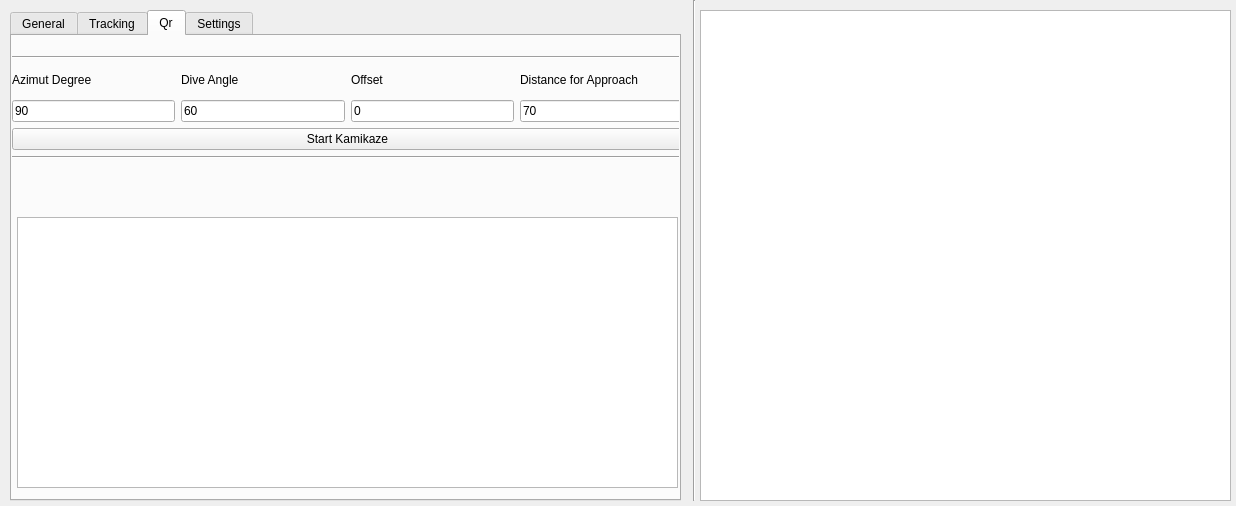
This is template_gui_package/include/template_gui_package/savasan_gui.ui in Anatolia-Aero-Design/savasan as Qt 5 draws it before an edit. The edited form follows.
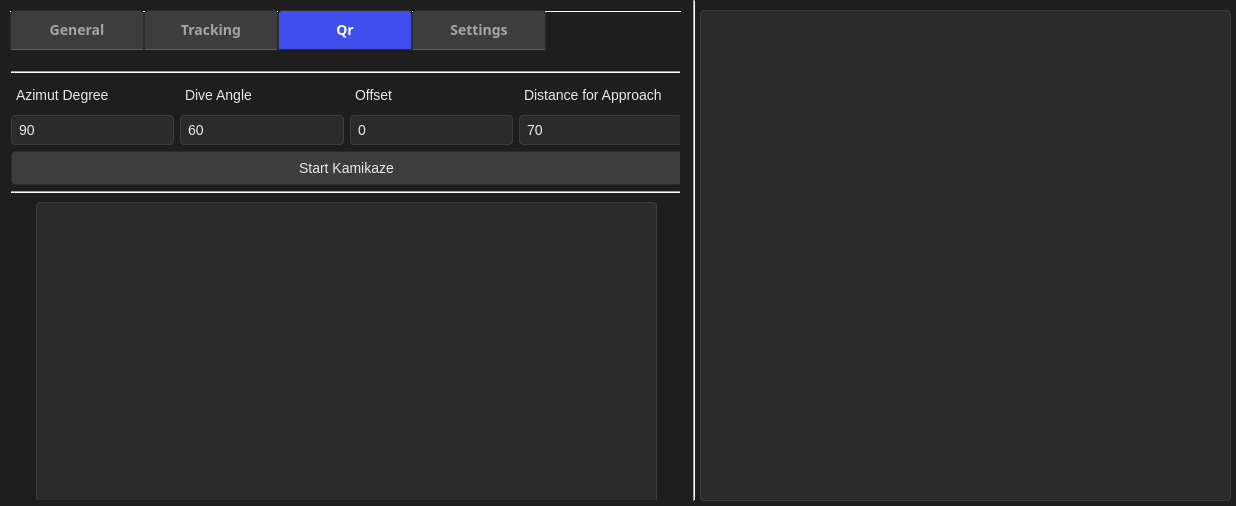
This is the edited form. The open tabs and pages were chosen to show the change. Icons and pictures are not drawn.

Patch:
```diff
--- a/template_gui_package/include/template_gui_package/savasan_gui.ui
+++ b/template_gui_package/include/template_gui_package/savasan_gui.ui
@@ -10,9 +10,118 @@
     <height>506</height>
    </rect>
   </property>
+  <property name="palette">
+   <palette>
+    <active>
+     <colorrole role="Button">
+      <brush brushstyle="SolidPattern">
+       <color alpha="255">
+        <red>30</red>
+        <green>30</green>
+        <blue>30</blue>
+       </color>
+      </brush>
+     </colorrole>
+     <colorrole role="Base">
+      <brush brushstyle="SolidPattern">
+       <color alpha="255">
+        <red>30</red>
+        <green>30</green>
+        <blue>30</blue>
+       </color>
+      </brush>
+     </colorrole>
+     <colorrole role="Window">
+      <brush brushstyle="SolidPattern">
+       <color alpha="255">
+        <red>30</red>
+        <green>30</green>
+        <blue>30</blue>
+       </color>
+      </brush>
+     </colorrole>
+    </active>
+    <inactive>
+     <colorrole role="Button">
+      <brush brushstyle="SolidPattern">
+       <color alpha="255">
+        <red>30</red>
+        <green>30</green>
+        <blue>30</blue>
+       </color>
+      </brush>
+     </colorrole>
+     <colorrole role="Base">
+      <brush brushstyle="SolidPattern">
+       <color alpha="255">
+        <red>30</red>
+        <green>30</green>
+        <blue>30</blue>
+       </color>
+      </brush>
+     </colorrole>
+     <colorrole role="Window">
+      <brush brushstyle="SolidPattern">
+       <color alpha="255">
+        <red>30</red>
+        <green>30</green>
+        <blue>30</blue>
+       </color>
+      </brush>
+     </colorrole>
+    </inactive>
+    <disabled>
+     <colorrole role="Button">
+      <brush brushstyle="SolidPattern">
+       <color alpha="255">
+        <red>30</red>
+        <green>30</green>
+        <blue>30</blue>
+       </color>
+      </brush>
+     </colorrole>
+     <colorrole role="Base">
+      <brush brushstyle="SolidPattern">
+       <color alpha="255">
+        <red>30</red>
+        <green>30</green>
+        <blue>30</blue>
+       </color>
+      </brush>
+     </colorrole>
+     <colorrole role="Window">
+      <brush brushstyle="SolidPattern">
+       <color alpha="255">
+        <red>30</red>
+        <green>30</green>
+        <blue>30</blue>
+       </color>
+      </brush>
+     </colorrole>
+    </disabled>
+   </palette>
+  </property>
+  <property name="font">
+   <font>
+    <family>Droid Sans Fallback</family>
+    <weight>75</weight>
+    <bold>true</bold>
+   </font>
+  </property>
   <property name="windowTitle">
    <string>Form</string>
   </property>
+  <property name="styleSheet">
+   <string notr="true">border-color: rgb(44, 44, 44);
+background-color: rgb(30, 30, 30);
+
+QTextBrowser{
+background-color: rgb(10, 132, 255);
+border-color: rgb(44, 44, 44);
+border-radius: 10px; /* Adjust the radius to your preference */
+border: 1px solid #333333; /* Optional: Add a border with a color */
+padding: 5px; /* Optional: Add padding for a cleaner look */}</string>
+  </property>
   <widget class="QTabWidget" name="tabWidget">
    <property name="geometry">
     <rect>
@@ -22,11 +131,290 @@
      <height>491</height>
     </rect>
    </property>
+   <property name="palette">
+    <palette>
+     <active>
+      <colorrole role="WindowText">
+       <brush brushstyle="SolidPattern">
+        <color alpha="255">
+         <red>234</red>
+         <green>234</green>
+         <blue>234</blue>
+        </color>
+       </brush>
+      </colorrole>
+      <colorrole role="Button">
+       <brush brushstyle="SolidPattern">
+        <color alpha="255">
+         <red>30</red>
+         <green>30</green>
+         <blue>30</blue>
+        </color>
+       </brush>
+      </colorrole>
+      <colorrole role="Text">
+       <brush brushstyle="SolidPattern">
+        <color alpha="255">
+         <red>234</red>
+         <green>234</green>
+         <blue>234</blue>
+        </color>
+       </brush>
+      </colorrole>
+      <colorrole role="ButtonText">
+       <brush brushstyle="SolidPattern">
+        <color alpha="255">
+         <red>234</red>
+         <green>234</green>
+         <blue>234</blue>
+        </color>
+       </brush>
+      </colorrole>
+      <colorrole role="Base">
+       <brush brushstyle="SolidPattern">
+        <color alpha="255">
+         <red>30</red>
+         <green>30</green>
+         <blue>30</blue>
+        </color>
+       </brush>
+      </colorrole>
+      <colorrole role="Window">
+       <brush brushstyle="SolidPattern">
+        <color alpha="255">
+         <red>30</red>
+         <green>30</green>
+         <blue>30</blue>
+        </color>
+       </brush>
+      </colorrole>
+      <colorrole role="PlaceholderText">
+       <brush brushstyle="NoBrush">
+        <color alpha="128">
+         <red>0</red>
+         <green>0</green>
+         <blue>0</blue>
+        </color>
+       </brush>
+      </colorrole>
+     </active>
+     <inactive>
+      <colorrole role="WindowText">
+       <brush brushstyle="SolidPattern">
+        <color alpha="255">
+         <red>234</red>
+         <green>234</green>
+         <blue>234</blue>
+        </color>
+       </brush>
+      </colorrole>
+      <colorrole role="Button">
+       <brush brushstyle="SolidPattern">
+        <color alpha="255">
+         <red>30</red>
+         <green>30</green>
+         <blue>30</blue>
+        </color>
+       </brush>
+      </colorrole>
+      <colorrole role="Text">
+       <brush brushstyle="SolidPattern">
+        <color alpha="255">
+         <red>234</red>
+         <green>234</green>
+         <blue>234</blue>
+        </color>
+       </brush>
+      </colorrole>
+      <colorrole role="ButtonText">
+       <brush brushstyle="SolidPattern">
+        <color alpha="255">
+         <red>234</red>
+         <green>234</green>
+         <blue>234</blue>
+        </color>
+       </brush>
+      </colorrole>
+      <colorrole role="Base">
+       <brush brushstyle="SolidPattern">
+        <color alpha="255">
+         <red>30</red>
+         <green>30</green>
+         <blue>30</blue>
+        </color>
+       </brush>
+      </colorrole>
+      <colorrole role="Window">
+       <brush brushstyle="SolidPattern">
+        <color alpha="255">
+         <red>30</red>
+         <green>30</green>
+         <blue>30</blue>
+        </color>
+       </brush>
+      </colorrole>
+      <colorrole role="PlaceholderText">
+       <brush brushstyle="NoBrush">
+        <color alpha="128">
+         <red>234</red>
+         <green>234</green>
+         <blue>234</blue>
+        </color>
+       </brush>
+      </colorrole>
+     </inactive>
+     <disabled>
+      <colorrole role="WindowText">
+       <brush brushstyle="SolidPattern">
+        <color alpha="255">
+         <red>234</red>
+         <green>234</green>
+         <blue>234</blue>
+        </color>
+       </brush>
+      </colorrole>
+      <colorrole role="Button">
+       <brush brushstyle="SolidPattern">
+        <color alpha="255">
+         <red>30</red>
+         <green>30</green>
+         <blue>30</blue>
+        </color>
+       </brush>
+      </colorrole>
+      <colorrole role="Text">
+       <brush brushstyle="SolidPattern">
+        <color alpha="255">
+         <red>234</red>
+         <green>234</green>
+         <blue>234</blue>
+        </color>
+       </brush>
+      </colorrole>
+      <colorrole role="ButtonText">
+       <brush brushstyle="SolidPattern">
+        <color alpha="255">
+         <red>234</red>
+         <green>234</green>
+         <blue>234</blue>
+        </color>
+       </brush>
+      </colorrole>
+      <colorrole role="Base">
+       <brush brushstyle="SolidPattern">
+        <color alpha="255">
+         <red>30</red>
+         <green>30</green>
+         <blue>30</blue>
+        </color>
+       </brush>
+      </colorrole>
+      <colorrole role="Window">
+       <brush brushstyle="SolidPattern">
+        <color alpha="255">
+         <red>30</red>
+         <green>30</green>
+         <blue>30</blue>
+        </color>
+       </brush>
+      </colorrole>
+      <colorrole role="PlaceholderText">
+       <brush brushstyle="NoBrush">
+        <color alpha="128">
+         <red>0</red>
+         <green>0</green>
+         <blue>0</blue>
+        </color>
+       </brush>
+      </colorrole>
+     </disabled>
+    </palette>
+   </property>
+   <property name="font">
+    <font>
+     <family>Droid Sans Fallback</family>
+     <pointsize>11</pointsize>
+     <weight>75</weight>
+     <italic>false</italic>
+     <bold>true</bold>
+    </font>
+   </property>
    <property name="whatsThis">
     <string>&lt;html&gt;&lt;head/&gt;&lt;body&gt;&lt;p&gt;Tracking&lt;/p&gt;&lt;/body&gt;&lt;/html&gt;</string>
    </property>
+   <property name="autoFillBackground">
+    <bool>false</bool>
+   </property>
+   <property name="styleSheet">
+    <string notr="true">/* General QTabWidget Styles */
+QTabWidget::pane {
+    border: 1px solid #3D3D3D;   /* Subtle border around the tab pane */
+    background-color: #2B2B2B;   /* Dark background for the tab content area */
+}
+
+/* Tab Bar (where the tabs themselves sit) */
+QTabBar::tab {
+    background-color: #3D3D3D;   /* Dark grey background for inactive tabs */
+    color: #A6A6A6;              /* Muted grey text for inactive tabs */
+    padding: 8px 16px;           /* Padding for a modern, spacious look */
+    border: 1px solid #2C2C2C;   /* Subtle border around tabs */
+    border-bottom-color: #404EED;/* Bottom border to highlight selected tab */
+    border-top-left-radius: 4px; /* Slight rounding for a modern feel */
+    border-top-right-radius: 4px;/* Slight rounding for a modern feel */
+    min-width: 100px;            /* Minimum width for uniform tabs */
+    font-size: 14px;             /* Font size for the tab text */
+    transition: background-color 0.2s ease, color 0.2s ease;
+}
+
+/* Hover Effect on Tabs */
+QTabBar::tab:hover {
+    background-color: #505050;   /* Slightly lighter grey when hovered */
+    color: #EAEAEA;              /* Light grey text for hovered tabs */
+}
+
+/* Active (Selected) Tab */
+QTabBar::tab:selected {
+    background-color: #404EED;   /* Deep purple-blue for the active tab */
+    color: #FFFFFF;              /* White text for active tab */
+    border-bottom-color: #2B2B2B;/* Remove bottom border for active tab */
+}
+
+/* Disabled Tabs */
+QTabBar::tab:disabled {
+    background-color: #2C2C2C;   /* Darker grey for disabled tabs */
+    color: #666666;              /* Muted text for disabled tabs */
+}
+
+/* Tab Bar Area */
+QTabBar {
+    background-color: #1E1E1E;   /* Dark background for the tab bar itself */
+    border: none;                /* No border for a clean look */
+}
+</string>
+   </property>
+   <property name="tabPosition">
+    <enum>QTabWidget::North</enum>
+   </property>
+   <property name="tabShape">
+    <enum>QTabWidget::Rounded</enum>
+   </property>
    <property name="currentIndex">
-    <number>1</number>
+    <number>2</number>
+   </property>
+   <property name="elideMode">
+    <enum>Qt::ElideNone</enum>
+   </property>
+   <property name="usesScrollButtons">
+    <bool>true</bool>
+   </property>
+   <property name="documentMode">
+    <bool>true</bool>
+   </property>
+   <property name="tabsClosable">
+    <bool>false</bool>
+   </property>
+   <property name="tabBarAutoHide">
+    <bool>false</bool>
    </property>
    <widget class="QWidget" name="tab">
     <attribute name="title">
@@ -259,7 +647,7 @@
        <x>0</x>
        <y>20</y>
        <width>671</width>
-       <height>103</height>
+       <height>123</height>
       </rect>
      </property>
      <layout class="QVBoxLayout" name="verticalLayout_3">
@@ -274,6 +662,42 @@
        <layout class="QHBoxLayout" name="horizontalLayout_2">
         <item>
          <widget class="QLabel" name="label_3">
+          <property name="styleSheet">
+           <string notr="true">/* General QLabel Styles */
+QLabel {
+    color: #EAEAEA;              /* Light grey text for readability */
+    background-color: transparent; /* Keep QLabel background transparent */
+    font-size: 14px;             /* Adjust font size as needed */
+    padding: 2px;                /* Minimal padding for spacing */
+}
+
+/* QLabel with Bold Text (e.g., for headings or important labels) */
+QLabel#boldLabel {
+    color: #EAEAEA;              /* Light grey text */
+    font-weight: bold;           /* Bold text for emphasis */
+    font-size: 16px;             /* Slightly larger font size */
+}
+
+/* QLabel for Subtle Text (e.g., for less important information) */
+QLabel#subtleLabel {
+    color: #A6A6A6;              /* Muted grey text for subtle labels */
+    font-size: 13px;             /* Slightly smaller font size */
+}
+
+/* QLabel with Error/Warning Text */
+QLabel#errorLabel {
+    color: #FF453A;              /* Muted red for error or warning messages */
+    font-weight: bold;           /* Bold for visibility */
+    font-size: 14px;             /* Standard size */
+}
+
+/* QLabel with Accent Color (optional for specific labels) */
+QLabel#accentLabel {
+    color: #5865F2;              /* Muted indigo accent text */
+    font-weight: bold;           /* Bold for emphasis */
+}
+</string>
+          </property>
           <property name="text">
            <string>Azimut Degree</string>
           </property>
@@ -281,6 +705,42 @@
         </item>
         <item>
          <widget class="QLabel" name="label_2">
+          <property name="styleSheet">
+           <string notr="true">/* General QLabel Styles */
+QLabel {
+    color: #EAEAEA;              /* Light grey text for readability */
+    background-color: transparent; /* Keep QLabel background transparent */
+    font-size: 14px;             /* Adjust font size as needed */
+    padding: 2px;                /* Minimal padding for spacing */
+}
+
+/* QLabel with Bold Text (e.g., for headings or important labels) */
+QLabel#boldLabel {
+    color: #EAEAEA;              /* Light grey text */
+    font-weight: bold;           /* Bold text for emphasis */
+    font-size: 16px;             /* Slightly larger font size */
+}
+
+/* QLabel for Subtle Text (e.g., for less important information) */
+QLabel#subtleLabel {
+    color: #A6A6A6;              /* Muted grey text for subtle labels */
+    font-size: 13px;             /* Slightly smaller font size */
+}
+
+/* QLabel with Error/Warning Text */
+QLabel#errorLabel {
+    color: #FF453A;              /* Muted red for error or warning messages */
+    font-weight: bold;           /* Bold for visibility */
+    font-size: 14px;             /* Standard size */
+}
+
+/* QLabel with Accent Color (optional for specific labels) */
+QLabel#accentLabel {
+    color: #5865F2;              /* Muted indigo accent text */
+    font-weight: bold;           /* Bold for emphasis */
+}
+</string>
+          </property>
           <property name="text">
            <string>Dive Angle</string>
           </property>
@@ -288,6 +748,42 @@
         </item>
         <item>
          <widget class="QLabel" name="label">
+          <property name="styleSheet">
+           <string notr="true">/* General QLabel Styles */
+QLabel {
+    color: #EAEAEA;              /* Light grey text for readability */
+    background-color: transparent; /* Keep QLabel background transparent */
+    font-size: 14px;             /* Adjust font size as needed */
+    padding: 2px;                /* Minimal padding for spacing */
+}
+
+/* QLabel with Bold Text (e.g., for headings or important labels) */
+QLabel#boldLabel {
+    color: #EAEAEA;              /* Light grey text */
+    font-weight: bold;           /* Bold text for emphasis */
+    font-size: 16px;             /* Slightly larger font size */
+}
+
+/* QLabel for Subtle Text (e.g., for less important information) */
+QLabel#subtleLabel {
+    color: #A6A6A6;              /* Muted grey text for subtle labels */
+    font-size: 13px;             /* Slightly smaller font size */
+}
+
+/* QLabel with Error/Warning Text */
+QLabel#errorLabel {
+    color: #FF453A;              /* Muted red for error or warning messages */
+    font-weight: bold;           /* Bold for visibility */
+    font-size: 14px;             /* Standard size */
+}
+
+/* QLabel with Accent Color (optional for specific labels) */
+QLabel#accentLabel {
+    color: #5865F2;              /* Muted indigo accent text */
+    font-weight: bold;           /* Bold for emphasis */
+}
+</string>
+          </property>
           <property name="text">
            <string>Offset</string>
           </property>
@@ -295,6 +791,42 @@
         </item>
         <item>
          <widget class="QLabel" name="label_4">
+          <property name="styleSheet">
+           <string notr="true">/* General QLabel Styles */
+QLabel {
+    color: #EAEAEA;              /* Light grey text for readability */
+    background-color: transparent; /* Keep QLabel background transparent */
+    font-size: 14px;             /* Adjust font size as needed */
+    padding: 2px;                /* Minimal padding for spacing */
+}
+
+/* QLabel with Bold Text (e.g., for headings or important labels) */
+QLabel#boldLabel {
+    color: #EAEAEA;              /* Light grey text */
+    font-weight: bold;           /* Bold text for emphasis */
+    font-size: 16px;             /* Slightly larger font size */
+}
+
+/* QLabel for Subtle Text (e.g., for less important information) */
+QLabel#subtleLabel {
+    color: #A6A6A6;              /* Muted grey text for subtle labels */
+    font-size: 13px;             /* Slightly smaller font size */
+}
+
+/* QLabel with Error/Warning Text */
+QLabel#errorLabel {
+    color: #FF453A;              /* Muted red for error or warning messages */
+    font-weight: bold;           /* Bold for visibility */
+    font-size: 14px;             /* Standard size */
+}
+
+/* QLabel with Accent Color (optional for specific labels) */
+QLabel#accentLabel {
+    color: #5865F2;              /* Muted indigo accent text */
+    font-weight: bold;           /* Bold for emphasis */
+}
+</string>
+          </property>
           <property name="text">
            <string>Distance for Approach</string>
           </property>
@@ -306,6 +838,45 @@
        <layout class="QHBoxLayout" name="horizontalLayout_6">
         <item>
          <widget class="QLineEdit" name="Azimut_input">
+          <property name="styleSheet">
+           <string notr="true">/* General QLineEdit and QSpinBox Styles */
+QLineEdit, QSpinBox {
+    background-color: #2B2B2B;    /* Dark grey background */
+    color: #EAEAEA;               /* Light grey text */
+    border: 1px solid #3D3D3D;    /* Subtle border for distinction */
+    padding: 5px;                 /* Padding for a clean, modern look */
+    border-radius: 4px;           /* Rounded corners for a modern feel */
+    font-size: 14px;              /* Font size for the text */
+}
+
+/* Focused QLineEdit and QSpinBox */
+QLineEdit:focus, QSpinBox:focus {
+    border: 1px solid #404EED;    /* Deep purple-blue border when focused */
+    background-color: #333333;    /* Slightly lighter background when focused */
+}
+
+/* Disabled QLineEdit and QSpinBox */
+QLineEdit:disabled, QSpinBox:disabled {
+    background-color: #1E1E1E;    /* Darker background for disabled state */
+    color: #666666;               /* Muted text color for disabled fields */
+    border: 1px solid #2C2C2C;    /* Subtle border for disabled state */
+}
+
+/* QSpinBox Arrow Buttons */
+QSpinBox::up-button, QSpinBox::down-button {
+    background-color: #3D3D3D;    /* Dark grey buttons */
+    border: none;                 /* Remove border for a clean look */
+    width: 16px;                  /* Set width of the buttons */
+}
+
+QSpinBox::up-button:hover, QSpinBox::down-button:hover {
+    background-color: #505050;    /* Slightly lighter when hovered */
+}
+
+QSpinBox::up-arrow, QSpinBox::down-arrow {
+    image: url(/path/to/up-arrow.png);  /* Add custom arrow icons if needed */
+}</string>
+          </property>
           <property name="text">
            <string>90</string>
           </property>
@@ -313,6 +884,45 @@
         </item>
         <item>
          <widget class="QLineEdit" name="dive_input">
+          <property name="styleSheet">
+           <string notr="true">/* General QLineEdit and QSpinBox Styles */
+QLineEdit, QSpinBox {
+    background-color: #2B2B2B;    /* Dark grey background */
+    color: #EAEAEA;               /* Light grey text */
+    border: 1px solid #3D3D3D;    /* Subtle border for distinction */
+    padding: 5px;                 /* Padding for a clean, modern look */
+    border-radius: 4px;           /* Rounded corners for a modern feel */
+    font-size: 14px;              /* Font size for the text */
+}
+
+/* Focused QLineEdit and QSpinBox */
+QLineEdit:focus, QSpinBox:focus {
+    border: 1px solid #404EED;    /* Deep purple-blue border when focused */
+    background-color: #333333;    /* Slightly lighter background when focused */
+}
+
+/* Disabled QLineEdit and QSpinBox */
+QLineEdit:disabled, QSpinBox:disabled {
+    background-color: #1E1E1E;    /* Darker background for disabled state */
+    color: #666666;               /* Muted text color for disabled fields */
+    border: 1px solid #2C2C2C;    /* Subtle border for disabled state */
+}
+
+/* QSpinBox Arrow Buttons */
+QSpinBox::up-button, QSpinBox::down-button {
+    background-color: #3D3D3D;    /* Dark grey buttons */
+    border: none;                 /* Remove border for a clean look */
+    width: 16px;                  /* Set width of the buttons */
+}
+
+QSpinBox::up-button:hover, QSpinBox::down-button:hover {
+    background-color: #505050;    /* Slightly lighter when hovered */
+}
+
+QSpinBox::up-arrow, QSpinBox::down-arrow {
+    image: url(/path/to/up-arrow.png);  /* Add custom arrow icons if needed */
+}</string>
+          </property>
           <property name="text">
            <string>60</string>
           </property>
@@ -320,6 +930,45 @@
         </item>
         <item>
          <widget class="QLineEdit" name="Offset_input">
+          <property name="styleSheet">
+           <string notr="true">/* General QLineEdit and QSpinBox Styles */
+QLineEdit, QSpinBox {
+    background-color: #2B2B2B;    /* Dark grey background */
+    color: #EAEAEA;               /* Light grey text */
+    border: 1px solid #3D3D3D;    /* Subtle border for distinction */
+    padding: 5px;                 /* Padding for a clean, modern look */
+    border-radius: 4px;           /* Rounded corners for a modern feel */
+    font-size: 14px;              /* Font size for the text */
+}
+
+/* Focused QLineEdit and QSpinBox */
+QLineEdit:focus, QSpinBox:focus {
+    border: 1px solid #404EED;    /* Deep purple-blue border when focused */
+    background-color: #333333;    /* Slightly lighter background when focused */
+}
+
+/* Disabled QLineEdit and QSpinBox */
+QLineEdit:disabled, QSpinBox:disabled {
+    background-color: #1E1E1E;    /* Darker background for disabled state */
+    color: #666666;               /* Muted text color for disabled fields */
+    border: 1px solid #2C2C2C;    /* Subtle border for disabled state */
+}
+
+/* QSpinBox Arrow Buttons */
+QSpinBox::up-button, QSpinBox::down-button {
+    background-color: #3D3D3D;    /* Dark grey buttons */
+    border: none;                 /* Remove border for a clean look */
+    width: 16px;                  /* Set width of the buttons */
+}
+
+QSpinBox::up-button:hover, QSpinBox::down-button:hover {
+    background-color: #505050;    /* Slightly lighter when hovered */
+}
+
+QSpinBox::up-arrow, QSpinBox::down-arrow {
+    image: url(/path/to/up-arrow.png);  /* Add custom arrow icons if needed */
+}</string>
+          </property>
           <property name="text">
            <string>0</string>
           </property>
@@ -327,6 +976,45 @@
         </item>
         <item>
          <widget class="QLineEdit" name="approach_input">
+          <property name="styleSheet">
+           <string notr="true">/* General QLineEdit and QSpinBox Styles */
+QLineEdit, QSpinBox {
+    background-color: #2B2B2B;    /* Dark grey background */
+    color: #EAEAEA;               /* Light grey text */
+    border: 1px solid #3D3D3D;    /* Subtle border for distinction */
+    padding: 5px;                 /* Padding for a clean, modern look */
+    border-radius: 4px;           /* Rounded corners for a modern feel */
+    font-size: 14px;              /* Font size for the text */
+}
+
+/* Focused QLineEdit and QSpinBox */
+QLineEdit:focus, QSpinBox:focus {
+    border: 1px solid #404EED;    /* Deep purple-blue border when focused */
+    background-color: #333333;    /* Slightly lighter background when focused */
+}
+
+/* Disabled QLineEdit and QSpinBox */
+QLineEdit:disabled, QSpinBox:disabled {
+    background-color: #1E1E1E;    /* Darker background for disabled state */
+    color: #666666;               /* Muted text color for disabled fields */
+    border: 1px solid #2C2C2C;    /* Subtle border for disabled state */
+}
+
+/* QSpinBox Arrow Buttons */
+QSpinBox::up-button, QSpinBox::down-button {
+    background-color: #3D3D3D;    /* Dark grey buttons */
+    border: none;                 /* Remove border for a clean look */
+    width: 16px;                  /* Set width of the buttons */
+}
+
+QSpinBox::up-button:hover, QSpinBox::down-button:hover {
+    background-color: #505050;    /* Slightly lighter when hovered */
+}
+
+QSpinBox::up-arrow, QSpinBox::down-arrow {
+    image: url(/path/to/up-arrow.png);  /* Add custom arrow icons if needed */
+}</string>
+          </property>
           <property name="inputMethodHints">
            <set>Qt::ImhDigitsOnly</set>
           </property>
@@ -339,6 +1027,27 @@
       </item>
       <item>
        <widget class="QPushButton" name="pushButton_3">
+        <property name="styleSheet">
+         <string notr="true">QPushButton {
+    background-color: #3D3D3D;
+    color: #EAEAEA;
+    border: 1px solid #2C2C2C;
+    padding: 8px 16px;
+    border-radius: 4px;
+    font-size: 14px;
+    transition: background-color 0.2s ease;
+}
+
+QPushButton:hover {
+    background-color: #505050;
+    border: 1px solid #404EED;
+}
+
+QPushButton:pressed {
+    background-color: #2B2B2B;
+}
+</string>
+        </property>
         <property name="text">
          <string>Start Kamikaze</string>
         </property>
@@ -356,12 +1065,40 @@
     <widget class="QTextBrowser" name="kamikaze_logs">
      <property name="geometry">
       <rect>
-       <x>5</x>
-       <y>181</y>
-       <width>661</width>
-       <height>271</height>
+       <x>25</x>
+       <y>151</y>
+       <width>621</width>
+       <height>301</height>
       </rect>
      </property>
+     <property name="styleSheet">
+      <string notr="true">QLineEdit, QTextEdit {
+    background-color: #2B2B2B;   /* Dark grey background for the text box */
+    color: #EAEAEA;              /* Light grey text for readability */
+    border: 1px solid #3D3D3D;   /* Slightly lighter border for distinction */
+    padding: 5px;                /* Some padding for a modern, spacious look */
+    border-radius: 4px;          /* Soft rounded corners for a modern feel */
+    font-size: 14px;             /* Adjust font size as needed */
+}
+
+/* Placeholder Text */
+QLineEdit::placeholderText, QTextEdit::placeholderText {
+    color: #A6A6A6;              /* Muted grey for placeholder text */
+}
+
+/* Focused Text Box */
+QLineEdit:focus, QTextEdit:focus {
+    border: 1px solid #404EED;   /* Deep purple-blue border when the box is focused */
+    background-color: #333333;   /* Slightly lighter background when active */
+}
+
+/* Disabled Text Box */
+QLineEdit:disabled, QTextEdit:disabled {
+    background-color: #1E1E1E;   /* Darker grey for disabled text boxes */
+    color: #666666;              /* More muted text color for disabled state */
+    border: 1px solid #2C2C2C;   /* Subtle border for disabled state */
+}</string>
+     </property>
     </widget>
    </widget>
    <widget class="QWidget" name="tab_3">
@@ -453,6 +1190,34 @@
    <property name="mouseTracking">
     <bool>false</bool>
    </property>
+   <property name="styleSheet">
+    <string notr="true">QLineEdit, QTextEdit {
+    background-color: #2B2B2B;   /* Dark grey background for the text box */
+    color: #EAEAEA;              /* Light grey text for readability */
+    border: 1px solid #3D3D3D;   /* Slightly lighter border for distinction */
+    padding: 5px;                /* Some padding for a modern, spacious look */
+    border-radius: 4px;          /* Soft rounded corners for a modern feel */
+    font-size: 14px;             /* Adjust font size as needed */
+}
+
+/* Placeholder Text */
+QLineEdit::placeholderText, QTextEdit::placeholderText {
+    color: #A6A6A6;              /* Muted grey for placeholder text */
+}
+
+/* Focused Text Box */
+QLineEdit:focus, QTextEdit:focus {
+    border: 1px solid #404EED;   /* Deep purple-blue border when the box is focused */
+    background-color: #333333;   /* Slightly lighter background when active */
+}
+
+/* Disabled Text Box */
+QLineEdit:disabled, QTextEdit:disabled {
+    background-color: #1E1E1E;   /* Darker grey for disabled text boxes */
+    color: #666666;              /* More muted text color for disabled state */
+    border: 1px solid #2C2C2C;   /* Subtle border for disabled state */
+}</string>
+   </property>
   </widget>
  </widget>
  <resources/>
```
Left out of the diff: 431 changed lines with no effect on the pictures.
